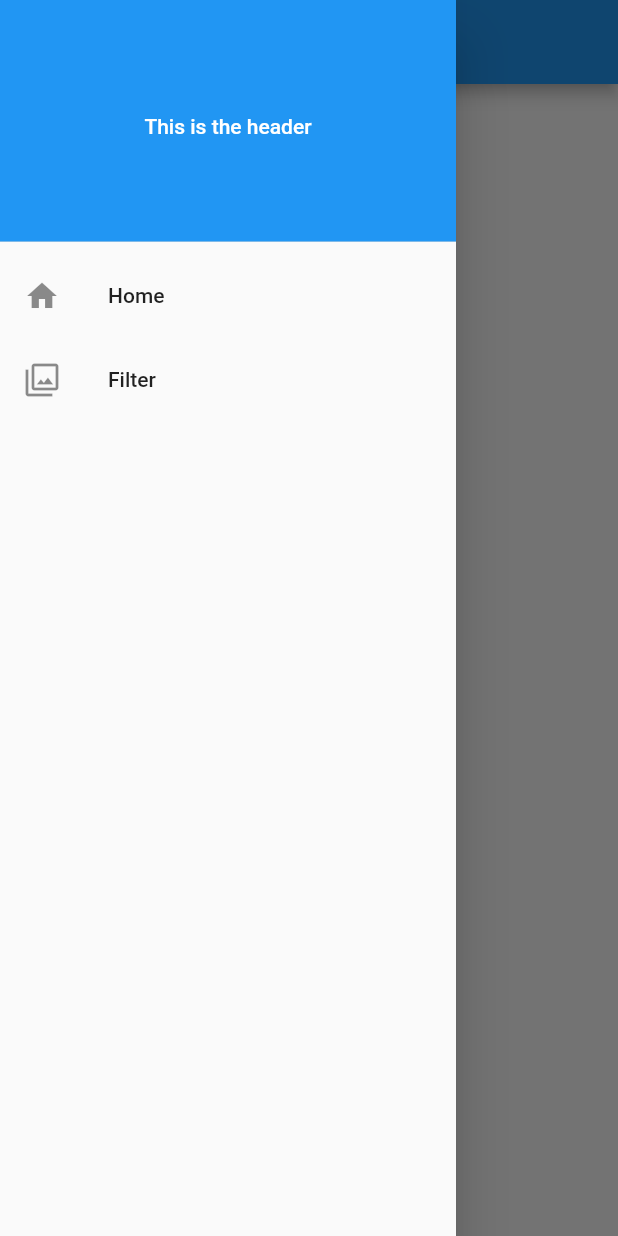
After one commit to parshantdhall/flutter-Ecommerce-App-without-backend-, a Flutter app: the FilterPage screen opened by its route, with the side drawer open, on a phone screen of 412 x 824 dp. The commit adds this screen. Run offline on Flutter 3.47's test engine with Material 2 defaults, Android fonts, the phone set to English and light mode, and no system bars; network calls fail; project files that could hold a hidden picture were left out.

Commit message:
Drawer link are working and filters page added

```diff
--- a/lib/main.dart
+++ b/lib/main.dart
@@ -3,6 +3,7 @@ import 'package:flutter/material.dart';
 // Importing pages
 import './pages/products_page.dart';
 import './pages/tabs_page.dart';
+import './pages/filters.dart';
 
 void main() => runApp(MyApp());
 
@@ -28,6 +29,7 @@ class MyApp extends StatelessWidget {
       routes: {
         '/': (context) => TabsPage(),
         ProductsPage.pageUrl: (context) => ProductsPage(),
+        FilterPage.pageUrl: (context) => FilterPage(),
       },
     );
   }
--- /dev/null
+++ b/lib/pages/filters.dart
@@ -0,0 +1,25 @@
+import 'package:flutter/material.dart';
+import '../widgets/main_drawer.dart';
+
+class FilterPage extends StatefulWidget {
+  static const pageUrl = '/filters';
+  @override
+  _FilterPageState createState() => _FilterPageState();
+}
+
+class _FilterPageState extends State<FilterPage> {
+  @override
+  Widget build(BuildContext context) {
+    return Scaffold(
+      appBar: AppBar(
+        title: Text("Filter Page"),
+      ),
+      drawer: MainDrawer(),
+      body: Container(
+        child: Center(
+          child: Text("Filters"),
+        ),
+      ),
+    );
+  }
+}
--- /dev/null
+++ b/lib/widgets/main_drawer.dart
@@ -0,0 +1,45 @@
+import 'package:flutter/material.dart';
+
+// importing pages
+import '../pages/filters.dart';
+
+class MainDrawer extends StatelessWidget {
+  @override
+  Widget build(BuildContext context) {
+    return Drawer(
+      child: ListView(
+        children: <Widget>[
+          DrawerHeader(
+            child: Center(
+              child: Text(
+                "This is the header",
+                style: TextStyle(
+                  color: Colors.white,
+                ),
+              ),
+            ),
+            decoration: BoxDecoration(
+              color: Theme.of(context).primaryColor,
+            ),
+          ),
+          ListTile(
+            leading: Icon(Icons.home),
+            title: Text("Home"),
+            onTap: () {
+              Navigator.of(context).pop();
+              Navigator.pushReplacementNamed(context, '/');
+            },
+          ),
+          ListTile(
+            leading: Icon(Icons.filter),
+            title: Text("Filter"),
+            onTap: () {
+              Navigator.of(context).pop();
+              Navigator.pushReplacementNamed(context, FilterPage.pageUrl);
+            },
+          ),
+        ],
+      ),
+    );
+  }
+}
```
Also changed, not shown: lib/pages/tabs_page.dart (+3 -31 lines).
